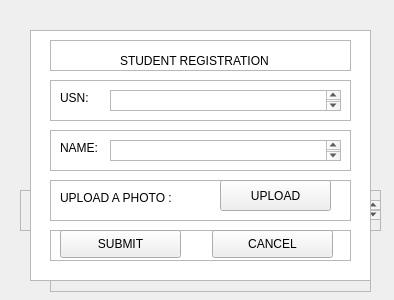
Before: the Qt Designer form FacesRecognition.ui in nitin-vk/face-recognition-based-attendance, drawn with Qt 5.
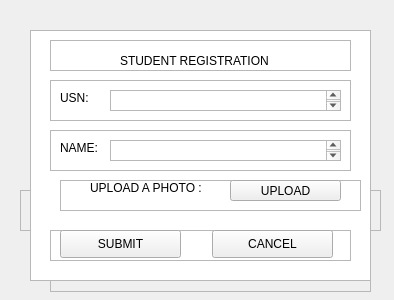
After: the same form once the commit is applied.

Diff of the .ui file:
```diff
--- a/FacesRecognition.ui
+++ b/FacesRecognition.ui
@@ -16,7 +16,7 @@
   <widget class="QFrame" name="frame">
    <property name="geometry">
     <rect>
-     <x>90</x>
+     <x>80</x>
      <y>111</y>
      <width>261</width>
      <height>71</height>
@@ -131,7 +131,7 @@
      <rect>
       <x>10</x>
       <y>10</y>
-      <width>101</width>
+      <width>121</width>
       <height>16</height>
      </rect>
     </property>
@@ -153,7 +153,7 @@
      <rect>
       <x>110</x>
       <y>10</y>
-      <width>251</width>
+      <width>241</width>
       <height>20</height>
      </rect>
     </property>
@@ -267,9 +267,9 @@
   <widget class="QFrame" name="frame_5">
    <property name="geometry">
     <rect>
-     <x>110</x>
+     <x>70</x>
      <y>200</y>
-     <width>211</width>
+     <width>251</width>
      <height>31</height>
     </rect>
    </property>
@@ -528,10 +528,10 @@
   <widget class="QFrame" name="regisPhotoFrame">
    <property name="geometry">
     <rect>
-     <x>50</x>
+     <x>60</x>
      <y>180</y>
      <width>301</width>
-     <height>41</height>
+     <height>31</height>
     </rect>
    </property>
    <property name="frameShape">
@@ -543,8 +543,8 @@
    <widget class="QLabel" name="regisPhoto">
     <property name="geometry">
      <rect>
-      <x>10</x>
-      <y>10</y>
+      <x>30</x>
+      <y>0</y>
       <width>121</width>
       <height>16</height>
      </rect>
@@ -559,7 +559,7 @@
       <x>170</x>
       <y>0</y>
       <width>111</width>
-      <height>31</height>
+      <height>21</height>
      </rect>
     </property>
     <property name="text">
```
